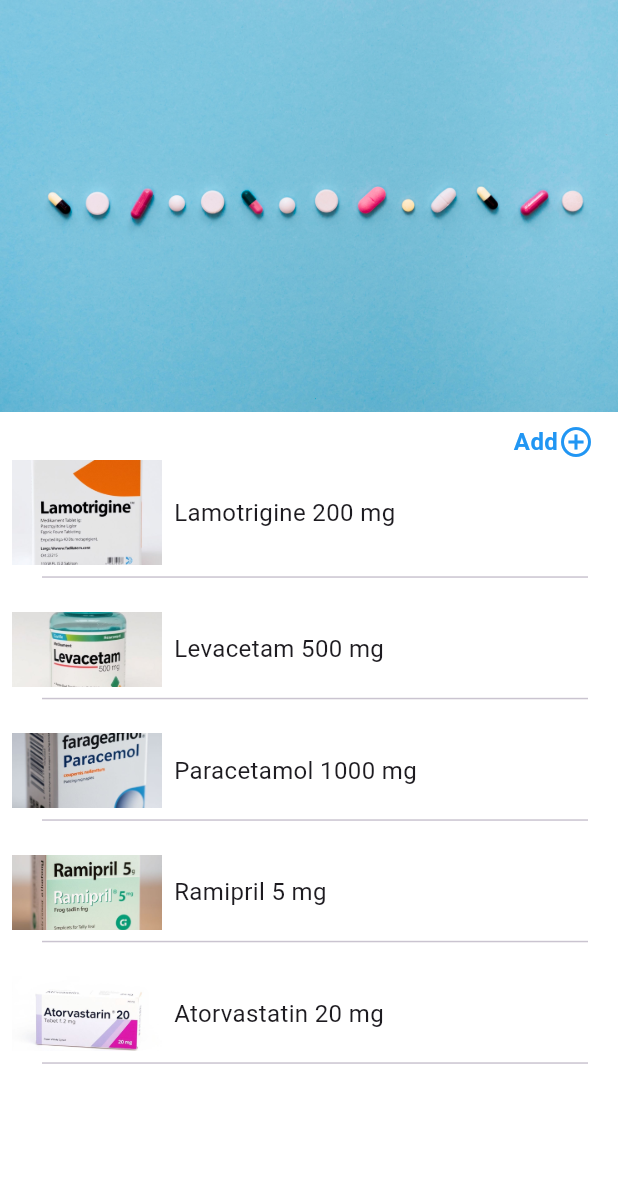
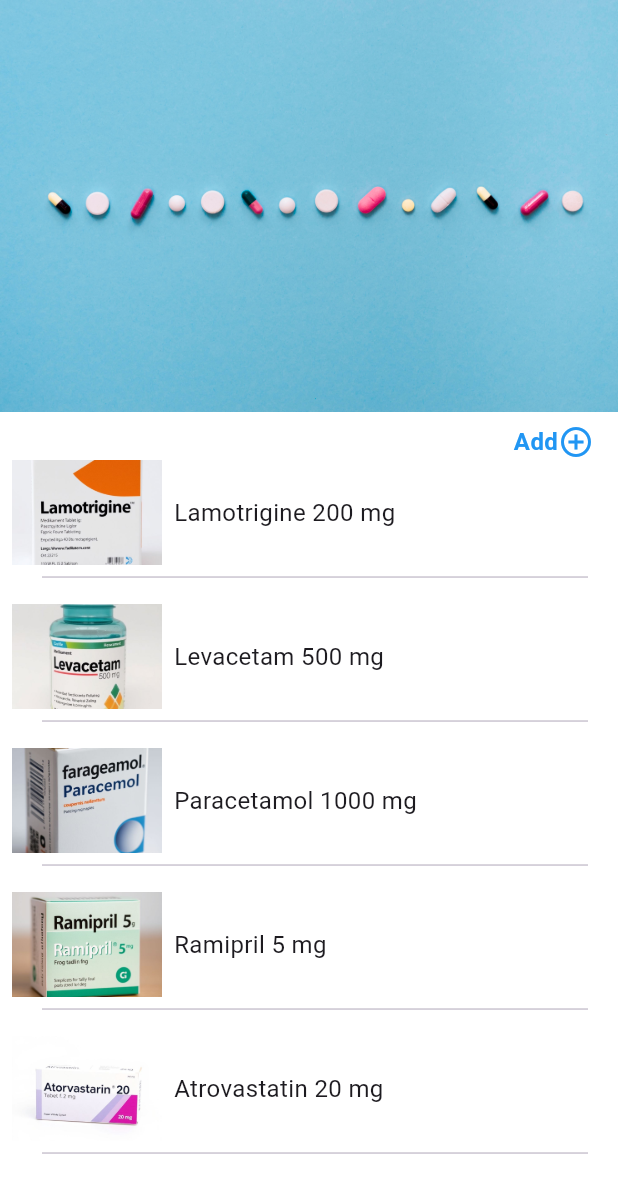
Before and after one commit to Brayteh/dr-time, a Flutter app: the HomePage screen opened directly, on a phone screen of 412 x 824 dp. Shown: the top 1193 px of the screen. Run offline on Flutter 3.47's test engine with Material 3 defaults, Android fonts, the phone set to English and light mode, and no system bars.

Commit message:
new widget med card

```diff
--- /dev/null
+++ b/dr_time/lib/Theme/medCard.dart
@@ -0,0 +1,33 @@
+import 'package:dr_time/screens/viewMedPage.dart';
+import 'package:flutter/material.dart';
+
+class MedCard extends StatelessWidget {
+  String medName;
+  String imagePath;
+   MedCard({super.key, required this.medName, required this.imagePath,});
+
+  @override
+  Widget build(BuildContext context) {
+    return Material (
+
+                color: Colors.transparent,
+                child: InkWell(
+                  onTap: (){Navigator.push(context, MaterialPageRoute(builder: (context)=> ViewMedPage(medName: medName,imagePath:imagePath ,) ));},
+                child:
+                SizedBox(height: 70,
+                child: Row( crossAxisAlignment: CrossAxisAlignment.center,
+                  children: [
+                  SizedBox(width: 100,height: 100, child: Image.asset(imagePath, fit: BoxFit.cover),),
+                  Padding(
+                    padding: const EdgeInsets.all(8.0),
+                    child: Text(medName, style:TextStyle(fontSize:16),),
+                  ),
+
+                  ],
+                  ),
+                  ),
+                ),
+    );
+
+  }
+}
--- a/dr_time/lib/Theme/theme.dart
+++ b/dr_time/lib/Theme/theme.dart
@@ -1,7 +1,7 @@
 import 'package:flutter/material.dart';
 
 class MyTheme {
-  static final primaryColor = const Color.fromARGB(255, 138, 186, 226); // عدّل حسب اللون الذي تستخدمه
+  static final primaryColor = const Color.fromARGB(255, 138, 186, 226); // primary color sowie App bar color
 
   static ThemeData light = ThemeData(
     brightness: Brightness.light,
--- a/dr_time/lib/screens/home_screen.dart
+++ b/dr_time/lib/screens/home_screen.dart
@@ -1,5 +1,5 @@
+import 'package:dr_time/Theme/medCard.dart';
 import 'package:dr_time/screens/add.dart';
-import 'package:dr_time/screens/viewMedPage.dart';
 import 'package:flutter/material.dart';
 
 class HomePage extends StatefulWidget {    //HomePage
@@ -46,104 +46,25 @@ class _HomePageState extends State<HomePage> {
             child: ListView(
               padding:const EdgeInsets.only(left: 8),
               children:<Widget> [
+                MedCard(medName: "Lamotrigine 200 mg", imagePath: "images/lamo.jpg"),
 
-                Material( color: Colors.transparent,
-                child: InkWell(
-                  onTap: (){Navigator.push(context, MaterialPageRoute(builder: (context)=> ViewMedPage(medName: "Lamotrigine 200 mg",imagePath:"images/lamo.jpg" ,) ));},
-                child:
-                SizedBox(height: 70,
-                child: Row( crossAxisAlignment: CrossAxisAlignment.center,
-                  children: [
-                  SizedBox(width: 100,height: 100, child: Image.asset("images/lamo.jpg",fit: BoxFit.cover),),
-                  Padding(
-                    padding: const EdgeInsets.all(8.0),
-                    child: Text("Lamotrigine 200 mg", style:TextStyle(fontSize:16),),
-                  ),
+                Divider(thickness: 1,indent: 20,endIndent: 20,),
+                SizedBox(height: 10,),
 
-                  ],
-                  ),
-                  ),
-                ),
-                ),
-                Divider(thickness: 1,indent: 20,endIndent: 20,),
-                SizedBox(height: 15,),
-                                Material( color: Colors.transparent,
-                child: InkWell(
-                 onTap: (){Navigator.push(context, MaterialPageRoute(builder: (context)=> ViewMedPage(medName: "Levacetam 500 mg",imagePath:"images/leva.jpg" ,) ));},
-                 child:
-                SizedBox(height: 50,
-                child: Row( crossAxisAlignment: CrossAxisAlignment.center,
-
-                  children: [
-                  SizedBox(width: 100,height: 100, child: Image.asset("images/leva.jpg",fit: BoxFit.cover),),
-                  Padding(
-                    padding: const EdgeInsets.all(8.0),
-                    child: Text("Levacetam 500 mg", style:TextStyle(fontSize:16),),
-                  ),
-
-                  ],
-                  ),
-                ),
-                ),
-                  ),
+                MedCard(medName: "Levacetam 500 mg", imagePath: "images/leva.jpg"),
 
                const Divider(thickness: 1,indent: 20,endIndent: 20,),
-                               SizedBox(height: 15,),
-                               Material(color: Colors.transparent,
-                               child: InkWell(
-                                onTap: (){Navigator.push(context, MaterialPageRoute(builder: (context)=> ViewMedPage(medName: "Paracetamol 1000 mg",imagePath:"images/para.jpg" ,) ));},
-                                child:
-                                SizedBox(height: 50,
-                child: Row( crossAxisAlignment: CrossAxisAlignment.center,
-                  children: [
-                  SizedBox(width: 100,height: 100, child: Image.asset("images/para.jpg",fit: BoxFit.cover),),
-                  Padding(
-                    padding: const EdgeInsets.all(8.0),
-                    child: Text("Paracetamol 1000 mg", style:TextStyle(fontSize:16),),
-                  ),
-                  ],
-                  ),
-                  ),
-                  ),
-                  ),
+               SizedBox(height: 10,),
+
+               MedCard(medName: "Paracetamol 1000 mg", imagePath: "images/para.jpg"),
                const Divider(thickness: 1,indent: 20,endIndent: 20,),
-                                              SizedBox(height: 15,),
-                                              Material(color: Colors.transparent,
-                                              child: InkWell(
-                                                onTap: (){Navigator.push(context, MaterialPageRoute(builder: (context)=> ViewMedPage(medName: "Rampil 5 mg",imagePath:"images/ram.jpg" ,) ));},
-                                                child:
-                                SizedBox(height: 50,
-                child: Row( crossAxisAlignment: CrossAxisAlignment.center,
-                  children: [
-                  SizedBox(width: 100,height: 100, child: Image.asset("images/ram.jpg",fit: BoxFit.cover),),
-                  Padding(
-                    padding: const EdgeInsets.all(8.0),
-                    child: Text("Ramipril 5 mg", style:TextStyle(fontSize:16),),
-                  ),
+               SizedBox(height: 10,),
 
-                  ],),
-                   ),
-                   ),
-                  ),
+               MedCard(medName: "Ramipril 5 mg", imagePath: "images/ram.jpg"),
                const Divider(thickness: 1,indent: 20,endIndent: 20,),
-                              SizedBox(height: 15,),
-                              Material(color: Colors.transparent,
-                                   child: InkWell(
-                                   onTap: (){Navigator.push(context, MaterialPageRoute(builder: (context)=> ViewMedPage(medName: "Atorvastatin 20 mg", imagePath: "images/ato.jpg")));},
-                                   child:
-                                SizedBox(height: 50,
-                child: Row( crossAxisAlignment: CrossAxisAlignment.center,
-                  children: [
-                  SizedBox(width: 100,height: 100, child: Image.asset("images/ato.jpg",fit: BoxFit.cover),),
-                  Padding(
-                    padding: const EdgeInsets.all(8.0),
-                    child: Text("Atorvastatin 20 mg", style:TextStyle(fontSize:16),),
-                  ),
+               SizedBox(height: 10,),
 
-                  ],),
-                     ),
-                     ),
-                  ),
+               MedCard(medName: "Atrovastatin 20 mg", imagePath: "images/ato.jpg"),
                const Divider(thickness: 1,indent: 20,endIndent: 20,),
 
 
```
